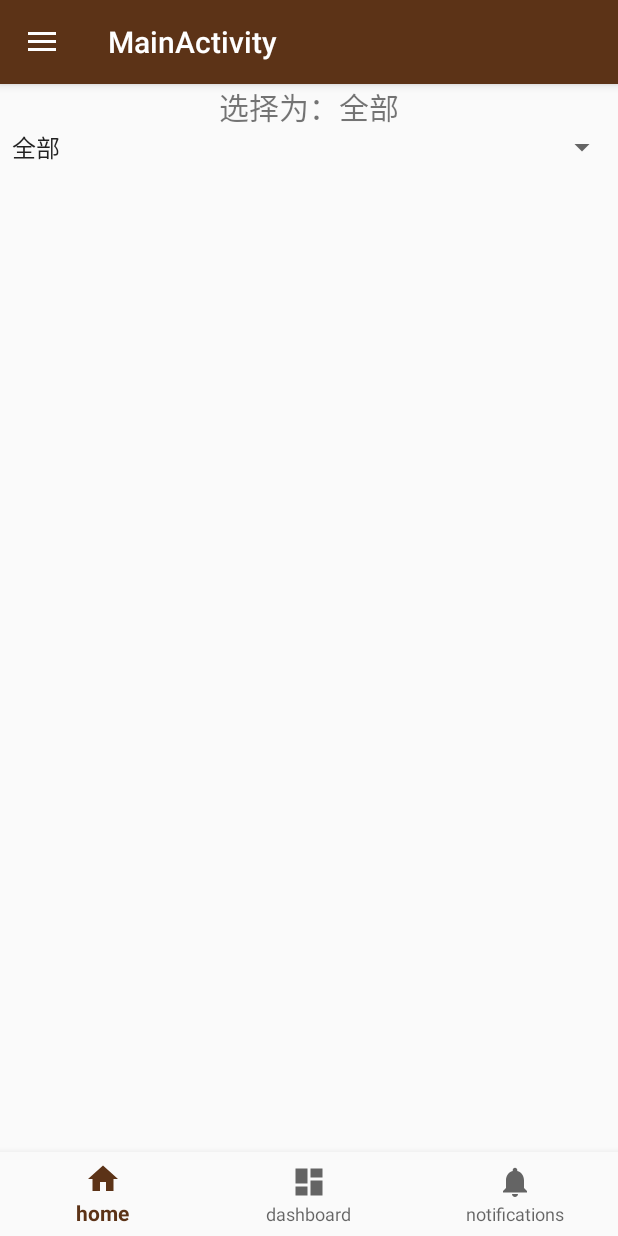
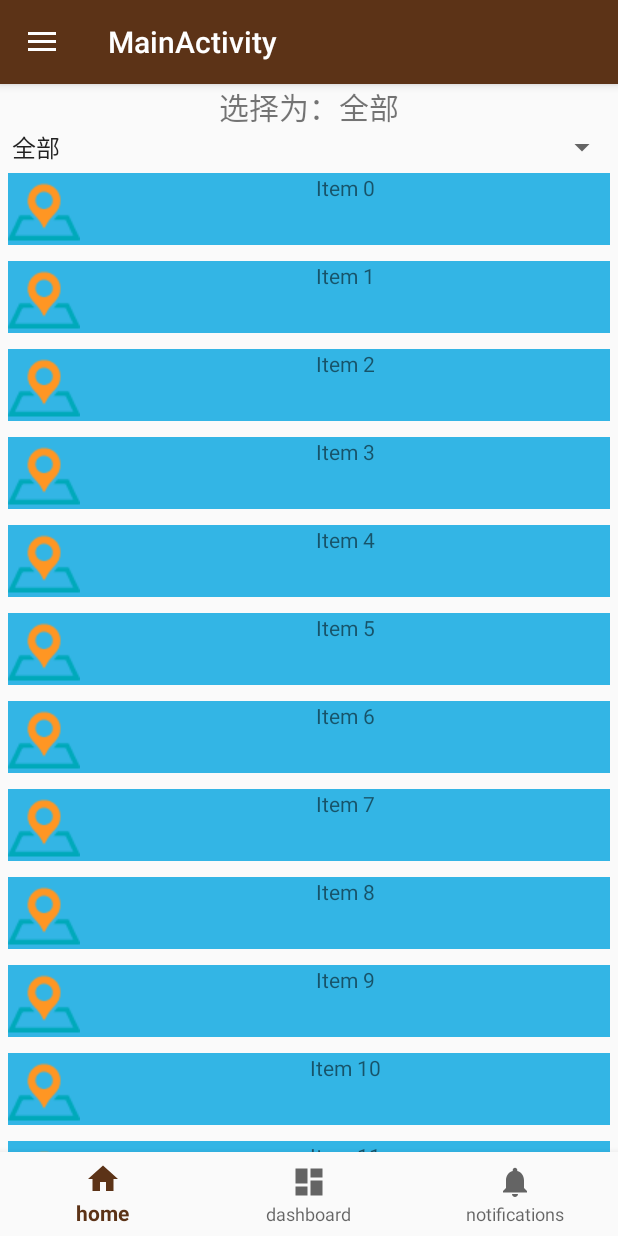
Before and after one commit to VisionFox/followmeAndroid, an Android app: the Fragment_home screen opened directly, with no data from a screen before it, on a phone screen of 412 x 824 dp. Run offline under Robolectric (Android 15) with nearby library versions, the phone set to English and light mode, and no system bars; libraries missing offline, so code that uses them is left out: com.stone.vega.

```diff
--- a/app/src/main/java/com/followme/activity/Fragment_home.java
+++ b/app/src/main/java/com/followme/activity/Fragment_home.java
@@ -3,6 +3,8 @@ package com.followme.activity;
 import android.os.Bundle;
 import android.support.annotation.Nullable;
 import android.support.v4.app.Fragment;
+import android.support.v7.widget.LinearLayoutManager;
+import android.support.v7.widget.RecyclerView;
 import android.util.Log;
 import android.view.LayoutInflater;
 import android.view.View;
@@ -13,17 +15,31 @@ import android.widget.Button;
 import android.widget.Spinner;
 import android.widget.TextView;
 
+import com.followme.adapter.MyAdapter;
+import com.followme.bean.Attraction;
+import com.followme.common.ServerResponse;
+import com.followme.exchange.AttractionModuleRequest;
 import com.followme.lusir.followmeandroid.R;
+import com.followme.util.JsonTransform;
+import com.google.gson.Gson;
+import com.stone.vega.library.VegaLayoutManager;
 
+import java.io.IOException;
 import java.util.ArrayList;
 import java.util.List;
 
+import okhttp3.Call;
+import okhttp3.Callback;
+import okhttp3.Response;
+
 public class Fragment_home extends Fragment {
-
     private Spinner mSpinner;
     private List<String> dataList;
     private ArrayAdapter<String> arr_adapter;
     private TextView mTextView;
+    private RecyclerView mRecyclerView;
+    private MyAdapter mAdapter;
+    private List<String> mData;
 
     @Nullable
     @Override
@@ -36,8 +52,16 @@ public class Fragment_home extends Fragment {
     public void onActivityCreated(@Nullable Bundle savedInstanceState) {
         super.onActivityCreated(savedInstanceState);
         mSpinner = getActivity().findViewById(R.id.fragment_spinner);
-        mTextView = getView().findViewById(R.id.fragment_home_textView);
+        mTextView = getActivity().findViewById(R.id.fragment_home_textView);
+        mRecyclerView = getActivity().findViewById(R.id.fragment_home_recyclerview);
 
+
+        initData();
+        initDropDownList();
+        initRecyclerView();
+    }
+
+    private void initData() {
         dataList = new ArrayList<String>();
         dataList.add("全部");
         dataList.add("蓝田县");
@@ -58,23 +82,41 @@ public class Fragment_home extends Fragment {
         dataList.add("终南山古楼观");
         dataList.add("兴庆宫公园");
         dataList.add("秦始皇陵博物院（兵马俑）");
+    }
 
-        /*为spinner定义适配器，也就是将数据源存入adapter，这里需要三个参数
-        1. 第一个是Context（当前上下文），这里就是this
-        2. 第二个是spinner的布局样式，这里用android系统提供的一个样式
-        3. 第三个就是spinner的数据源，这里就是dataList*/
+    private void initDropDownList() {
+        //为spinner定义适配器，也就是将数据源存入adapter.
         arr_adapter = new ArrayAdapter<String>(this.getContext(), android.R.layout.simple_spinner_item, dataList);
-
         //为适配器设置下拉列表下拉时的菜单样式。
         arr_adapter.setDropDownViewResource(android.R.layout.simple_spinner_dropdown_item);
-
         //为spinner绑定我们定义好的数据适配器
         mSpinner.setAdapter(arr_adapter);
-
+        //绑定点击事件
         mSpinner.setOnItemSelectedListener(new AdapterView.OnItemSelectedListener() {
             @Override
             public void onItemSelected(AdapterView<?> adapterView, View view, int position, long id) {
-                mTextView.setText("选择为："+adapterView.getItemAtPosition(position));
+                mTextView.setText("选择为：" + adapterView.getItemAtPosition(position));
+                String area = (String) adapterView.getItemAtPosition(position);
+
+                Log.d("aaaaaa", Thread.currentThread().getName());
+
+                if (!"全部".equals(area)) {
+                    AttractionModuleRequest.get_attractions_info_by_area(area, new Callback() {
+                        @Override
+                        public void onFailure(Call call, IOException e) {
+                            Log.d("查询景点信息出现异常", e.getMessage());
+                        }
+
+                        @Override
+                        public void onResponse(Call call, Response response) throws IOException {
+                            String jsonstr = response.body().string();
+                            Log.d("查询景点信息json结果 ", jsonstr);
+                            List<Attraction> res = JsonTransform.ServerResponseToAttractionList(jsonstr);
+                            showRes(res);
+                        }
+                    });
+
+                }
             }
 
             @Override
@@ -83,4 +125,20 @@ public class Fragment_home extends Fragment {
             }
         });
     }
+
+    private void initRecyclerView() {
+        LinearLayoutManager mLayoutManager = new LinearLayoutManager(this.getContext());
+        mRecyclerView.setLayoutManager(mLayoutManager);
+//        mRecyclerView.setLayoutManager(new VegaLayoutManager());
+        mData = new ArrayList<>();
+        for (int i = 0; i < 20; i++) {
+            mData.add("Item " + i);
+        }
+        mAdapter = new MyAdapter(mData);
+        mRecyclerView.setAdapter(mAdapter);
+    }
+
+    public void showRes(List<Attraction> res) {
+        //todo 待完善 main和okhttp线程如何传递数据
+    }
 }
--- /dev/null
+++ b/app/src/main/java/com/followme/adapter/MyAdapter.java
@@ -0,0 +1,50 @@
+package com.followme.adapter;
+
+import android.support.v7.widget.RecyclerView;
+import android.view.LayoutInflater;
+import android.view.View;
+import android.view.ViewGroup;
+import android.widget.TextView;
+
+import com.followme.lusir.followmeandroid.R;
+
+import java.util.List;
+
+public class MyAdapter extends RecyclerView.Adapter<MyAdapter.ViewHolder> {
+
+    private List<String> mDataSet;
+
+    //构造器，接受数据集
+    public MyAdapter(List<String> data){
+        mDataSet = data;
+    }
+
+    @Override
+    public ViewHolder onCreateViewHolder(ViewGroup parent, int viewType) {
+        //加载布局文件
+        View v = LayoutInflater.from(parent.getContext()).inflate(R.layout.attraction_item_layout,parent,false);
+        ViewHolder vh = new ViewHolder(v);
+        return vh;
+    }
+
+    @Override
+    public void onBindViewHolder(final ViewHolder holder, int position) {
+        //将数据填充到具体的view中
+        holder.mTextView.setText(mDataSet.get(position));
+    }
+
+    @Override
+    public int getItemCount() {
+        return mDataSet.size();
+    }
+
+    class ViewHolder extends RecyclerView.ViewHolder{
+        public TextView mTextView;
+        public ViewHolder(View itemView) {
+            super(itemView);
+            //由于itemView是item的布局文件，我们需要的是里面的textView，因此利用itemView.findViewById获
+            //取里面的textView实例，后面通过onBindViewHolder方法能直接填充数据到每一个textView了
+            mTextView = (TextView) itemView.findViewById(R.id.attraction_name);
+        }
+    }
+}
--- a/app/src/main/java/com/followme/common/Const.java
+++ b/app/src/main/java/com/followme/common/Const.java
@@ -9,6 +9,7 @@ public class Const {
 
     public interface requestURL {
         String LOGIN = Const.SERVER_URL + "/user/login.do";
-        String REGISTER=Const.SERVER_URL+ "/user/register.do";
+        String REGISTER = Const.SERVER_URL + "/user/register.do";
+        String GET_ATTRACTION_INFO_BY_AREA = Const.SERVER_URL + "/attraction/get_attractions_info_by_area.do";
     }
 }
--- /dev/null
+++ b/app/src/main/res/layout/attraction_item_layout.xml
@@ -0,0 +1,35 @@
+<?xml version="1.0" encoding="utf-8"?>
+<LinearLayout xmlns:android="http://schemas.android.com/apk/res/android"
+    android:layout_width="match_parent"
+    android:layout_height="wrap_content"
+    android:layout_margin="5dp"
+    android:background="@android:color/holo_blue_light"
+    android:orientation="horizontal">
+
+    <ImageView
+        android:layout_width="wrap_content"
+        android:layout_height="wrap_content"
+        android:background="@drawable/ic_localtion" />
+
+    <LinearLayout
+        android:layout_width="match_parent"
+        android:layout_height="match_parent"
+        android:orientation="vertical">
+
+        <TextView
+            android:id="@+id/attraction_name"
+            android:layout_width="match_parent"
+            android:layout_height="0dp"
+            android:layout_weight="1"
+            android:gravity="center_horizontal" />
+
+        <TextView
+            android:id="@+id/attraction_addr"
+            android:layout_width="match_parent"
+            android:layout_height="0dp"
+            android:layout_weight="1"
+            android:gravity="center_horizontal" />
+    </LinearLayout>
+
+
+</LinearLayout>
--- a/app/src/main/res/layout/fragment_home.xml
+++ b/app/src/main/res/layout/fragment_home.xml
@@ -1,8 +1,8 @@
 <?xml version="1.0" encoding="utf-8"?>
 <LinearLayout xmlns:android="http://schemas.android.com/apk/res/android"
-    android:orientation="vertical"
     android:layout_width="match_parent"
-    android:layout_height="match_parent">
+    android:layout_height="match_parent"
+    android:orientation="vertical">
 
     <TextView
         android:id="@+id/fragment_home_textView"
@@ -15,6 +15,10 @@
     <Spinner
         android:id="@+id/fragment_spinner"
         android:layout_width="match_parent"
-        android:layout_height="wrap_content"
-        />
+        android:layout_height="wrap_content" />
+
+    <android.support.v7.widget.RecyclerView
+        android:id="@+id/fragment_home_recyclerview"
+        android:layout_width="match_parent"
+        android:layout_height="match_parent" />
 </LinearLayout>
```
Also changed, not shown: app/build.gradle (+6 -2 lines), app/src/main/java/com/followme/bean/Attraction.java (added, +150 -0 lines), app/src/main/java/com/followme/exchange/AttractionModuleRequest.java (added, +25 -0 lines), app/src/main/java/com/followme/util/JsonTransform.java (added, +26 -0 lines), app/src/main/res/drawable/ic_localtion.png (added).
